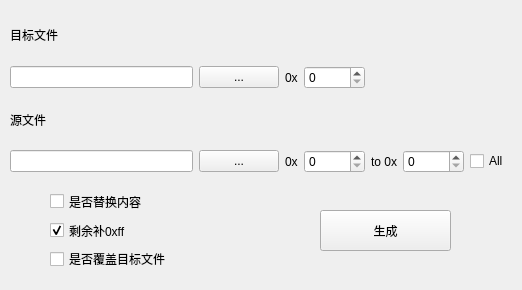
Qt form src/mainwindow.ui (charles-lyc/bin_combiner) before a commit.
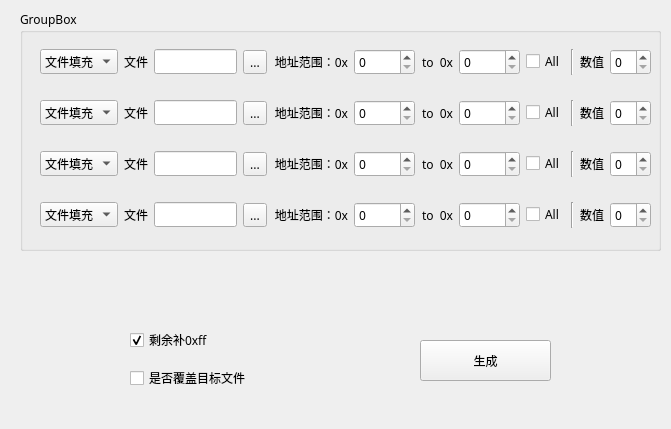
The same form after that commit.

Commit message: v2.0雏形，定下来了基本界面； 主要功能是依次选取需要的文件片段，按顺序和自身长度组合起来；

The edit to the form file:
```diff
--- a/src/mainwindow.ui
+++ b/src/mainwindow.ui
@@ -6,36 +6,73 @@
    <rect>
     <x>0</x>
     <y>0</y>
-    <width>522</width>
-    <height>290</height>
+    <width>671</width>
+    <height>429</height>
    </rect>
   </property>
+  <property name="font">
+   <font>
+    <family>Agency FB</family>
+   </font>
+  </property>
   <property name="windowTitle">
    <string>Bin combiner</string>
   </property>
   <widget class="QWidget" name="centralwidget">
+   <widget class="QPushButton" name="btnGenerate">
+    <property name="geometry">
+     <rect>
+      <x>420</x>
+      <y>340</y>
+      <width>131</width>
+      <height>41</height>
+     </rect>
+    </property>
+    <property name="text">
+     <string>生成</string>
+    </property>
+   </widget>
+   <widget class="QWidget" name="verticalLayoutWidget">
+    <property name="geometry">
+     <rect>
+      <x>130</x>
+      <y>320</y>
+      <width>160</width>
+      <height>80</height>
+     </rect>
+    </property>
+    <layout class="QVBoxLayout" name="verticalLayout">
+     <item>
+      <widget class="QCheckBox" name="checkBox_2">
+       <property name="text">
+        <string>剩余补0xff</string>
+       </property>
+       <property name="checked">
+        <bool>true</bool>
+       </property>
+      </widget>
+     </item>
+     <item>
+      <widget class="QCheckBox" name="checkBox">
+       <property name="text">
+        <string>是否覆盖目标文件</string>
+       </property>
+      </widget>
+     </item>
+    </layout>
+   </widget>
    <widget class="QWidget" name="gridLayoutWidget">
     <property name="geometry">
      <rect>
-      <x>10</x>
-      <y>10</y>
+      <x>90</x>
+      <y>430</y>
       <width>499</width>
       <height>163</height>
      </rect>
     </property>
     <layout class="QGridLayout" name="gridLayout">
-     <item row="4" column="0">
-      <widget class="QLineEdit" name="lineEdit"/>
-     </item>
-     <item row="4" column="3">
-      <widget class="QLabel" name="label">
-       <property name="text">
-        <string>0x</string>
-       </property>
-      </widget>
-     </item>
-     <item row="4" column="10">
-      <widget class="QSpinBox" name="spinAddrStop">
+     <item row="2" column="5">
+      <widget class="QSpinBox" name="spinAddrInsert">
        <property name="minimum">
         <number>0</number>
        </property>
@@ -50,6 +87,33 @@
        </property>
       </widget>
      </item>
+     <item row="3" column="0">
+      <widget class="QLabel" name="label_5">
+       <property name="acceptDrops">
+        <bool>true</bool>
+       </property>
+       <property name="text">
+        <string>源文件</string>
+       </property>
+      </widget>
+     </item>
+     <item row="1" column="0">
+      <widget class="QLabel" name="label_6">
+       <property name="acceptDrops">
+        <bool>true</bool>
+       </property>
+       <property name="text">
+        <string>目标文件</string>
+       </property>
+      </widget>
+     </item>
+     <item row="4" column="6">
+      <widget class="QLabel" name="label_3">
+       <property name="text">
+        <string>to 0x</string>
+       </property>
+      </widget>
+     </item>
      <item row="4" column="5">
       <widget class="QSpinBox" name="spinAddrStart">
        <property name="enabled">
@@ -94,19 +158,6 @@
        </property>
       </widget>
      </item>
-     <item row="2" column="1">
-      <widget class="QPushButton" name="pushButton_2">
-       <property name="sizePolicy">
-        <sizepolicy hsizetype="Preferred" vsizetype="Fixed">
-         <horstretch>0</horstretch>
-         <verstretch>0</verstretch>
-        </sizepolicy>
-       </property>
-       <property name="text">
-        <string>...</string>
-       </property>
-      </widget>
-     </item>
      <item row="2" column="3">
       <widget class="QLabel" name="label_2">
        <property name="text">
@@ -114,103 +165,602 @@
        </property>
       </widget>
      </item>
-     <item row="1" column="0">
-      <widget class="QLabel" name="label_6">
-       <property name="text">
-        <string>目标文件</string>
+     <item row="4" column="10">
+      <widget class="QSpinBox" name="spinAddrStop">
+       <property name="minimum">
+        <number>0</number>
        </property>
-      </widget>
-     </item>
-     <item row="4" column="6">
-      <widget class="QLabel" name="label_3">
-       <property name="text">
-        <string>to 0x</string>
+       <property name="maximum">
+        <number>999999999</number>
        </property>
-      </widget>
-     </item>
-     <item row="4" column="11">
-      <widget class="QCheckBox" name="checkBox_3">
-       <property name="text">
-        <string>All</string>
+       <property name="singleStep">
+        <number>1024</number>
+       </property>
+       <property name="displayIntegerBase">
+        <number>16</number>
        </property>
       </widget>
      </item>
      <item row="2" column="0">
-      <widget class="QLineEdit" name="lineEdit_2"/>
+      <widget class="QLineEdit" name="lineEditDestFile"/>
      </item>
-     <item row="3" column="0">
-      <widget class="QLabel" name="label_5">
+     <item row="4" column="3">
+      <widget class="QLabel" name="label">
        <property name="text">
-        <string>源文件</string>
+        <string>0x</string>
        </property>
       </widget>
      </item>
-     <item row="2" column="5">
-      <widget class="QSpinBox" name="spinAddrInsert">
-       <property name="minimum">
-        <number>0</number>
-       </property>
-       <property name="maximum">
-        <number>999999999</number>
-       </property>
-       <property name="singleStep">
-        <number>1024</number>
-       </property>
-       <property name="displayIntegerBase">
-        <number>16</number>
-       </property>
-      </widget>
-     </item>
     </layout>
    </widget>
-   <widget class="QPushButton" name="btnGenerate">
+   <widget class="QGroupBox" name="groupBox">
     <property name="geometry">
      <rect>
-      <x>320</x>
-      <y>210</y>
-      <width>131</width>
-      <height>41</height>
+      <x>20</x>
+      <y>10</y>
+      <width>641</width>
+      <height>241</height>
      </rect>
     </property>
-    <property name="text">
-     <string>生成</string>
+    <property name="title">
+     <string>GroupBox</string>
     </property>
-   </widget>
-   <widget class="QWidget" name="verticalLayoutWidget">
-    <property name="geometry">
-     <rect>
-      <x>50</x>
-      <y>190</y>
-      <width>160</width>
-      <height>80</height>
-     </rect>
-    </property>
-    <layout class="QVBoxLayout" name="verticalLayout">
-     <item>
-      <widget class="QCheckBox" name="checkInsert">
-       <property name="text">
-        <string>是否替换内容</string>
-       </property>
-      </widget>
-     </item>
-     <item>
-      <widget class="QCheckBox" name="checkBox_2">
-       <property name="text">
-        <string>剩余补0xff</string>
-       </property>
-       <property name="checked">
-        <bool>true</bool>
-       </property>
-      </widget>
-     </item>
-     <item>
-      <widget class="QCheckBox" name="checkBox">
-       <property name="text">
-        <string>是否覆盖目标文件</string>
-       </property>
-      </widget>
-     </item>
-    </layout>
+    <widget class="QWidget" name="verticalLayoutWidget_2">
+     <property name="geometry">
+      <rect>
+       <x>20</x>
+       <y>20</y>
+       <width>611</width>
+       <height>221</height>
+      </rect>
+     </property>
+     <layout class="QVBoxLayout" name="verticalLayout_2">
+      <item>
+       <layout class="QHBoxLayout" name="horizontalLayout">
+        <item>
+         <widget class="QComboBox" name="comMode_1">
+          <item>
+           <property name="text">
+            <string>文件填充</string>
+           </property>
+          </item>
+          <item>
+           <property name="text">
+            <string>数值填充</string>
+           </property>
+          </item>
+         </widget>
+        </item>
+        <item>
+         <widget class="QLabel" name="labelFile_1">
+          <property name="text">
+           <string>文件</string>
+          </property>
+         </widget>
+        </item>
+        <item>
+         <widget class="QLineEdit" name="editFile_1">
+          <property name="sizePolicy">
+           <sizepolicy hsizetype="Fixed" vsizetype="Fixed">
+            <horstretch>20</horstretch>
+            <verstretch>0</verstretch>
+           </sizepolicy>
+          </property>
+         </widget>
+        </item>
+        <item>
+         <widget class="QToolButton" name="btnBroswer_1">
+          <property name="text">
+           <string>...</string>
+          </property>
+         </widget>
+        </item>
+        <item>
+         <widget class="QLabel" name="labelRang_1">
+          <property name="text">
+           <string>地址范围：0x</string>
+          </property>
+          <property name="alignment">
+           <set>Qt::AlignRight|Qt::AlignTrailing|Qt::AlignVCenter</set>
+          </property>
+         </widget>
+        </item>
+        <item>
+         <widget class="QSpinBox" name="spinAddrStart_1">
+          <property name="enabled">
+           <bool>true</bool>
+          </property>
+          <property name="sizePolicy">
+           <sizepolicy hsizetype="Preferred" vsizetype="Fixed">
+            <horstretch>0</horstretch>
+            <verstretch>0</verstretch>
+           </sizepolicy>
+          </property>
+          <property name="minimum">
+           <number>0</number>
+          </property>
+          <property name="maximum">
+           <number>999999999</number>
+          </property>
+          <property name="singleStep">
+           <number>1024</number>
+          </property>
+          <property name="displayIntegerBase">
+           <number>16</number>
+          </property>
+         </widget>
+        </item>
+        <item>
+         <widget class="QLabel" name="labelTo_1">
+          <property name="text">
+           <string>to  0x</string>
+          </property>
+          <property name="alignment">
+           <set>Qt::AlignRight|Qt::AlignTrailing|Qt::AlignVCenter</set>
+          </property>
+         </widget>
+        </item>
+        <item>
+         <widget class="QSpinBox" name="spinAddrStop_1">
+          <property name="sizePolicy">
+           <sizepolicy hsizetype="Preferred" vsizetype="Fixed">
+            <horstretch>0</horstretch>
+            <verstretch>0</verstretch>
+           </sizepolicy>
+          </property>
+          <property name="minimum">
+           <number>0</number>
+          </property>
+          <property name="maximum">
+           <number>999999999</number>
+          </property>
+          <property name="singleStep">
+           <number>1024</number>
+          </property>
+          <property name="displayIntegerBase">
+           <number>16</number>
+          </property>
+         </widget>
+        </item>
+        <item>
+         <widget class="QCheckBox" name="checkAll_1">
+          <property name="text">
+           <string>All</string>
+          </property>
+         </widget>
+        </item>
+        <item>
+         <widget class="Line" name="line_1">
+          <property name="orientation">
+           <enum>Qt::Vertical</enum>
+          </property>
+         </widget>
+        </item>
+        <item>
+         <widget class="QLabel" name="labelHex_1">
+          <property name="text">
+           <string>数值</string>
+          </property>
+          <property name="alignment">
+           <set>Qt::AlignRight|Qt::AlignTrailing|Qt::AlignVCenter</set>
+          </property>
+         </widget>
+        </item>
+        <item>
+         <widget class="QSpinBox" name="spinFillHex_1"/>
+        </item>
+       </layout>
+      </item>
+      <item>
+       <layout class="QHBoxLayout" name="horizontalLayout_6">
+        <item>
+         <widget class="QComboBox" name="comMode_6">
+          <item>
+           <property name="text">
+            <string>文件填充</string>
+           </property>
+          </item>
+          <item>
+           <property name="text">
+            <string>数值填充</string>
+           </property>
+          </item>
+         </widget>
+        </item>
+        <item>
+         <widget class="QLabel" name="labelFile_5">
+          <property name="text">
+           <string>文件</string>
+          </property>
+         </widget>
+        </item>
+        <item>
+         <widget class="QLineEdit" name="editFile_6">
+          <property name="sizePolicy">
+           <sizepolicy hsizetype="Fixed" vsizetype="Fixed">
+            <horstretch>20</horstretch>
+            <verstretch>0</verstretch>
+           </sizepolicy>
+          </property>
+         </widget>
+        </item>
+        <item>
+         <widget class="QToolButton" name="btnBroswer_6">
+          <property name="text">
+           <string>...</string>
+          </property>
+         </widget>
+        </item>
+        <item>
+         <widget class="QLabel" name="labelRang_5">
+          <property name="text">
+           <string>地址范围：0x</string>
+          </property>
+          <property name="alignment">
+           <set>Qt::AlignRight|Qt::AlignTrailing|Qt::AlignVCenter</set>
+          </property>
+         </widget>
+        </item>
+        <item>
+         <widget class="QSpinBox" name="spinAddrStart_6">
+          <property name="enabled">
+           <bool>true</bool>
+          </property>
+          <property name="sizePolicy">
+           <sizepolicy hsizetype="Preferred" vsizetype="Fixed">
+            <horstretch>0</horstretch>
+            <verstretch>0</verstretch>
+           </sizepolicy>
+          </property>
+          <property name="minimum">
+           <number>0</number>
+          </property>
+          <property name="maximum">
+           <number>999999999</number>
+          </property>
+          <property name="singleStep">
+           <number>1024</number>
+          </property>
+          <property name="displayIntegerBase">
+           <number>16</number>
+          </property>
+         </widget>
+        </item>
+        <item>
+         <widget class="QLabel" name="labelTo_5">
+          <property name="text">
+           <string>to  0x</string>
+          </property>
+          <property name="alignment">
+           <set>Qt::AlignRight|Qt::AlignTrailing|Qt::AlignVCenter</set>
+          </property>
+         </widget>
+        </item>
+        <item>
+         <widget class="QSpinBox" name="spinAddrStop_6">
+          <property name="sizePolicy">
+           <sizepolicy hsizetype="Preferred" vsizetype="Fixed">
+            <horstretch>0</horstretch>
+            <verstretch>0</verstretch>
+           </sizepolicy>
+          </property>
+          <property name="minimum">
+           <number>0</number>
+          </property>
+          <property name="maximum">
+           <number>999999999</number>
+          </property>
+          <property name="singleStep">
+           <number>1024</number>
+          </property>
+          <property name="displayIntegerBase">
+           <number>16</number>
+          </property>
+         </widget>
+        </item>
+        <item>
+         <widget class="QCheckBox" name="checkAll_6">
+          <property name="text">
+           <string>All</string>
+          </property>
+         </widget>
+        </item>
+        <item>
+         <widget class="Line" name="line_6">
+          <property name="orientation">
+           <enum>Qt::Vertical</enum>
+          </property>
+         </widget>
+        </item>
+        <item>
+         <widget class="QLabel" name="labelHex_5">
+          <property name="text">
+           <string>数值</string>
+          </property>
+          <property name="alignment">
+           <set>Qt::AlignRight|Qt::AlignTrailing|Qt::AlignVCenter</set>
+          </property>
+         </widget>
+        </item>
+        <item>
+         <widget class="QSpinBox" name="spinFillHex_6"/>
+        </item>
+       </layout>
+      </item>
+      <item>
+       <layout class="QHBoxLayout" name="horizontalLayout_7">
+        <item>
+         <widget class="QComboBox" name="comMode_7">
+          <item>
+           <property name="text">
+            <string>文件填充</string>
+           </property>
+          </item>
+          <item>
+           <property name="text">
+            <string>数值填充</string>
+           </property>
+          </item>
+         </widget>
+        </item>
+        <item>
+         <widget class="QLabel" name="labelFile_6">
+          <property name="text">
+           <string>文件</string>
+          </property>
+         </widget>
+        </item>
+        <item>
+         <widget class="QLineEdit" name="editFile_7">
+          <property name="sizePolicy">
+           <sizepolicy hsizetype="Fixed" vsizetype="Fixed">
+            <horstretch>20</horstretch>
+            <verstretch>0</verstretch>
+           </sizepolicy>
+          </property>
+         </widget>
+        </item>
+        <item>
+         <widget class="QToolButton" name="btnBroswer_7">
+          <property name="text">
+           <string>...</string>
+          </property>
+         </widget>
+        </item>
+        <item>
+         <widget class="QLabel" name="labelRang_6">
+          <property name="text">
+           <string>地址范围：0x</string>
+          </property>
+          <property name="alignment">
+           <set>Qt::AlignRight|Qt::AlignTrailing|Qt::AlignVCenter</set>
+          </property>
+         </widget>
+        </item>
+        <item>
+         <widget class="QSpinBox" name="spinAddrStart_7">
+          <property name="enabled">
+           <bool>true</bool>
+          </property>
+          <property name="sizePolicy">
+           <sizepolicy hsizetype="Preferred" vsizetype="Fixed">
+            <horstretch>0</horstretch>
+            <verstretch>0</verstretch>
+           </sizepolicy>
+          </property>
+          <property name="minimum">
+           <number>0</number>
+          </property>
+          <property name="maximum">
+           <number>999999999</number>
+          </property>
+          <property name="singleStep">
+           <number>1024</number>
+          </property>
+          <property name="displayIntegerBase">
+           <number>16</number>
+          </property>
+         </widget>
+        </item>
+        <item>
+         <widget class="QLabel" name="labelTo_6">
+          <property name="text">
+           <string>to  0x</string>
+          </property>
+          <property name="alignment">
+           <set>Qt::AlignRight|Qt::AlignTrailing|Qt::AlignVCenter</set>
+          </property>
+         </widget>
+        </item>
+        <item>
+         <widget class="QSpinBox" name="spinAddrStop_7">
+          <property name="sizePolicy">
+           <sizepolicy hsizetype="Preferred" vsizetype="Fixed">
+            <horstretch>0</horstretch>
+            <verstretch>0</verstretch>
+           </sizepolicy>
+          </property>
+          <property name="minimum">
+           <number>0</number>
+          </property>
+          <property name="maximum">
+           <number>999999999</number>
+          </property>
+          <property name="singleStep">
+           <number>1024</number>
+          </property>
+          <property name="displayIntegerBase">
+           <number>16</number>
+          </property>
+         </widget>
+        </item>
+        <item>
+         <widget class="QCheckBox" name="checkAll_7">
+          <property name="text">
+           <string>All</string>
+          </property>
+         </widget>
+        </item>
+        <item>
+         <widget class="Line" name="line_7">
+          <property name="orientation">
+           <enum>Qt::Vertical</enum>
+          </property>
+         </widget>
+        </item>
+        <item>
+         <widget class="QLabel" name="labelHex_6">
+          <property name="text">
+           <string>数值</string>
+          </property>
+          <property name="alignment">
+           <set>Qt::AlignRight|Qt::AlignTrailing|Qt::AlignVCenter</set>
+          </property>
+         </widget>
+        </item>
+        <item>
+         <widget class="QSpinBox" name="spinFillHex_7"/>
+        </item>
+       </layout>
+      </item>
+      <item>
+       <layout class="QHBoxLayout" name="horizontalLayout_8">
+        <item>
+         <widget class="QComboBox" name="comMode_8">
+          <item>
+           <property name="text">
+            <string>文件填充</string>
+           </property>
+          </item>
+          <item>
+           <property name="text">
+            <string>数值填充</string>
+           </property>
+          </item>
+         </widget>
+        </item>
+        <item>
+         <widget class="QLabel" name="labelFile_7">
+          <property name="text">
+           <string>文件</string>
+          </property>
+         </widget>
+        </item>
+        <item>
+         <widget class="QLineEdit" name="editFile_8">
+          <property name="sizePolicy">
+           <sizepolicy hsizetype="Fixed" vsizetype="Fixed">
+            <horstretch>20</horstretch>
+            <verstretch>0</verstretch>
+           </sizepolicy>
+          </property>
+         </widget>
+        </item>
+        <item>
+         <widget class="QToolButton" name="btnBroswer_8">
+          <property name="text">
+           <string>...</string>
+          </property>
+         </widget>
+        </item>
+        <item>
+         <widget class="QLabel" name="labelRang_7">
+          <property name="text">
+           <string>地址范围：0x</string>
+          </property>
+          <property name="alignment">
+           <set>Qt::AlignRight|Qt::AlignTrailing|Qt::AlignVCenter</set>
+          </property>
+         </widget>
+        </item>
+        <item>
+         <widget class="QSpinBox" name="spinAddrStart_8">
+          <property name="enabled">
+           <bool>true</bool>
+          </property>
+          <property name="sizePolicy">
+           <sizepolicy hsizetype="Preferred" vsizetype="Fixed">
+            <horstretch>0</horstretch>
+            <verstretch>0</verstretch>
+           </sizepolicy>
+          </property>
+          <property name="minimum">
+           <number>0</number>
+          </property>
+          <property name="maximum">
+           <number>999999999</number>
+          </property>
+          <property name="singleStep">
+           <number>1024</number>
+          </property>
+          <property name="displayIntegerBase">
+           <number>16</number>
+          </property>
+         </widget>
+        </item>
+        <item>
+         <widget class="QLabel" name="labelTo_7">
+          <property name="text">
+           <string>to  0x</string>
+          </property>
+          <property name="alignment">
+           <set>Qt::AlignRight|Qt::AlignTrailing|Qt::AlignVCenter</set>
+          </property>
+         </widget>
+        </item>
+        <item>
+         <widget class="QSpinBox" name="spinAddrStop_8">
+          <property name="sizePolicy">
+           <sizepolicy hsizetype="Preferred" vsizetype="Fixed">
+            <horstretch>0</horstretch>
+            <verstretch>0</verstretch>
+           </sizepolicy>
+          </property>
+          <property name="minimum">
+           <number>0</number>
+          </property>
+          <property name="maximum">
+           <number>999999999</number>
+          </property>
+          <property name="singleStep">
+           <number>1024</number>
+          </property>
+          <property name="displayIntegerBase">
+           <number>16</number>
+          </property>
+         </widget>
+        </item>
+        <item>
+         <widget class="QCheckBox" name="checkAll_8">
+          <property name="text">
+           <string>All</string>
+          </property>
+         </widget>
+        </item>
+        <item>
+         <widget class="Line" name="line_8">
+          <property name="orientation">
+           <enum>Qt::Vertical</enum>
+          </property>
+         </widget>
+        </item>
+        <item>
+         <widget class="QLabel" name="labelHex_7">
+          <property name="text">
+           <string>数值</string>
+          </property>
+          <property name="alignment">
+           <set>Qt::AlignRight|Qt::AlignTrailing|Qt::AlignVCenter</set>
+          </property>
+         </widget>
+        </item>
+        <item>
+         <widget class="QSpinBox" name="spinFillHex_8"/>
+        </item>
+       </layout>
+      </item>
+     </layout>
+    </widget>
    </widget>
   </widget>
  </widget>
```
The commit also changes 2 other files.
